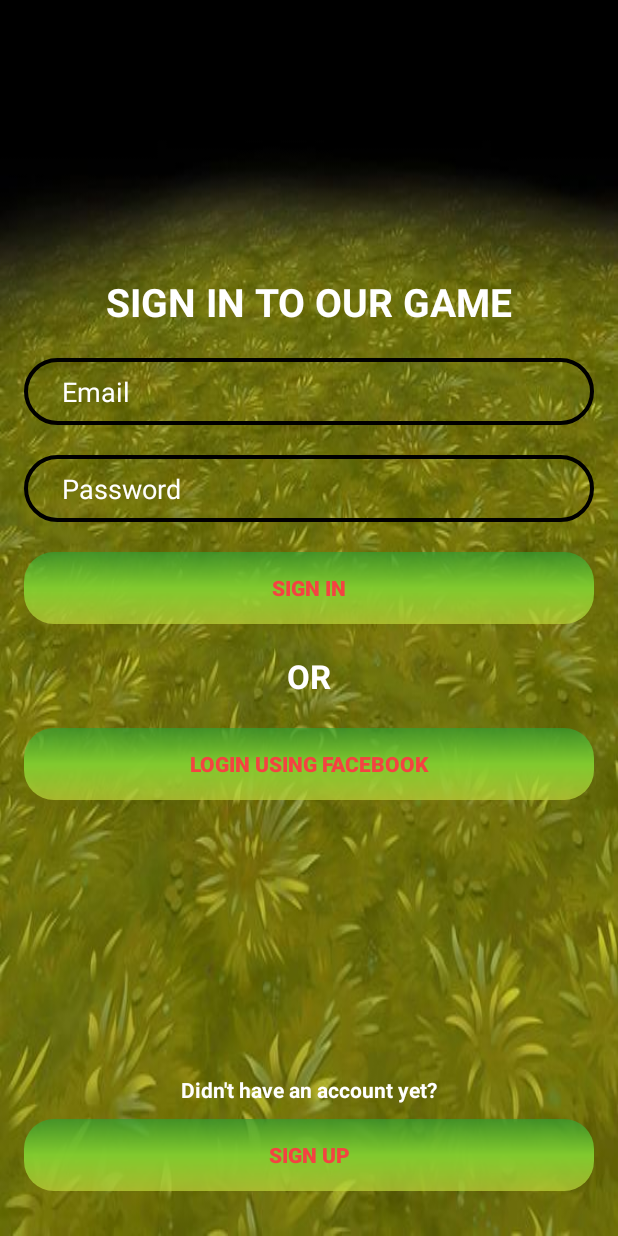
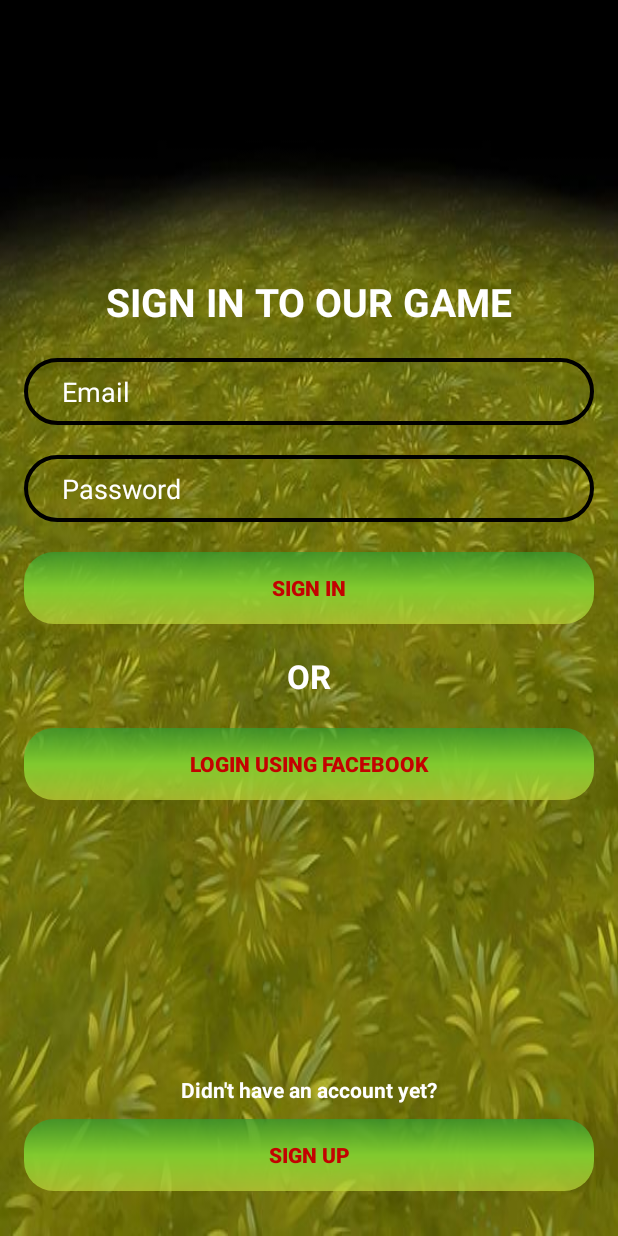
Before and after one commit to vanqui-tu/FrontCam_Game, an Android app: the screen it shows after launch (signin), on a phone screen of 412 x 824 dp. Run offline under Robolectric (Android 15) with nearby library versions, the phone set to English and light mode, and no system bars; our stand-ins replace Firebase (no records; nobody signed in at launch, a user with empty details on screens opened directly).

Commit message:
Minor changes

```diff
--- a/app/src/main/res/layout/activity_home.xml
+++ b/app/src/main/res/layout/activity_home.xml
@@ -83,7 +83,7 @@
             android:layout_width="match_parent"
             android:layout_height="wrap_content"
             android:text="Play"
-            android:textColor="#C30101"
+            android:textColor="@color/red_button_text"
             android:textStyle="bold"
             android:background="@drawable/btn_home_rounded"
             android:layout_marginVertical="10dp"/>
@@ -93,7 +93,7 @@
             android:layout_width="match_parent"
             android:layout_height="wrap_content"
             android:text="See highscores"
-            android:textColor="#C30101"
+            android:textColor="@color/red_button_text"
             android:textStyle="bold"
             android:background="@drawable/btn_home_rounded"
             android:layout_marginVertical="10dp"/>
@@ -103,7 +103,7 @@
             android:layout_width="match_parent"
             android:layout_height="wrap_content"
             android:text="log out"
-            android:textColor="#C30101"
+            android:textColor="@color/red_button_text"
             android:textStyle="bold"
             android:gravity="center"
             android:background="@drawable/btn_home_rounded"
--- a/app/src/main/res/layout/activity_signin.xml
+++ b/app/src/main/res/layout/activity_signin.xml
@@ -71,7 +71,7 @@
             android:layout_height="wrap_content"
             android:text="sign in"
 
-            android:textColor="@color/red"
+            android:textColor="@color/red_button_text"
             android:textStyle="bold"
             android:background="@drawable/btn_home_rounded"
             android:layout_marginVertical="10dp"/>
@@ -93,7 +93,7 @@
             android:layout_height="wrap_content"
             android:text="Login using facebook"
 
-            android:textColor="@color/red"
+            android:textColor="@color/red_button_text"
             android:textStyle="bold"
 
             android:background="@drawable/btn_home_rounded"
@@ -130,7 +130,7 @@
             android:background="@drawable/btn_home_rounded"
             android:text="Sign up"
 
-            android:textColor="@color/red"
+            android:textColor="@color/red_button_text"
             android:textStyle="bold"
             android:layout_marginVertical="10dp"/>
     </LinearLayout>
--- a/app/src/main/res/layout/activity_signup.xml
+++ b/app/src/main/res/layout/activity_signup.xml
@@ -82,7 +82,7 @@
             android:layout_width="match_parent"
             android:layout_height="wrap_content"
             android:text="sign up"
-            android:textColor="@color/red"
+            android:textColor="@color/red_button_text"
             android:textStyle="bold"
             android:background="@drawable/btn_home_rounded"
             android:layout_marginVertical="10dp"/>
@@ -111,7 +111,7 @@
             android:layout_width="match_parent"
             android:layout_height="wrap_content"
             android:text="Sign in"
-            android:textColor="@color/red"
+            android:textColor="@color/red_button_text"
             android:textStyle="bold"
             android:background="@drawable/btn_home_rounded"
             android:layout_marginVertical="10dp"/>
--- a/app/src/main/res/values/colors.xml
+++ b/app/src/main/res/values/colors.xml
@@ -12,4 +12,6 @@
     <color name="blue">#4286f4</color>
     <color name="red">#f44242</color>
     <color name="black">#000000</color>
+
+    <color name="red_button_text">#C30101</color>
 </resources>
```
